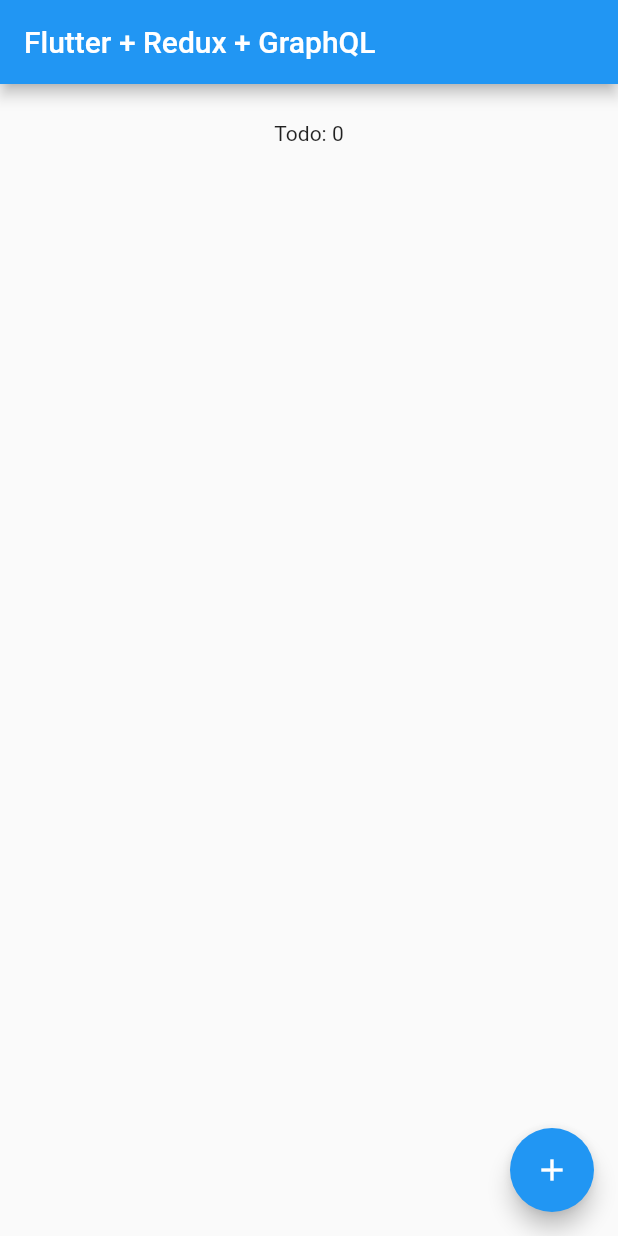
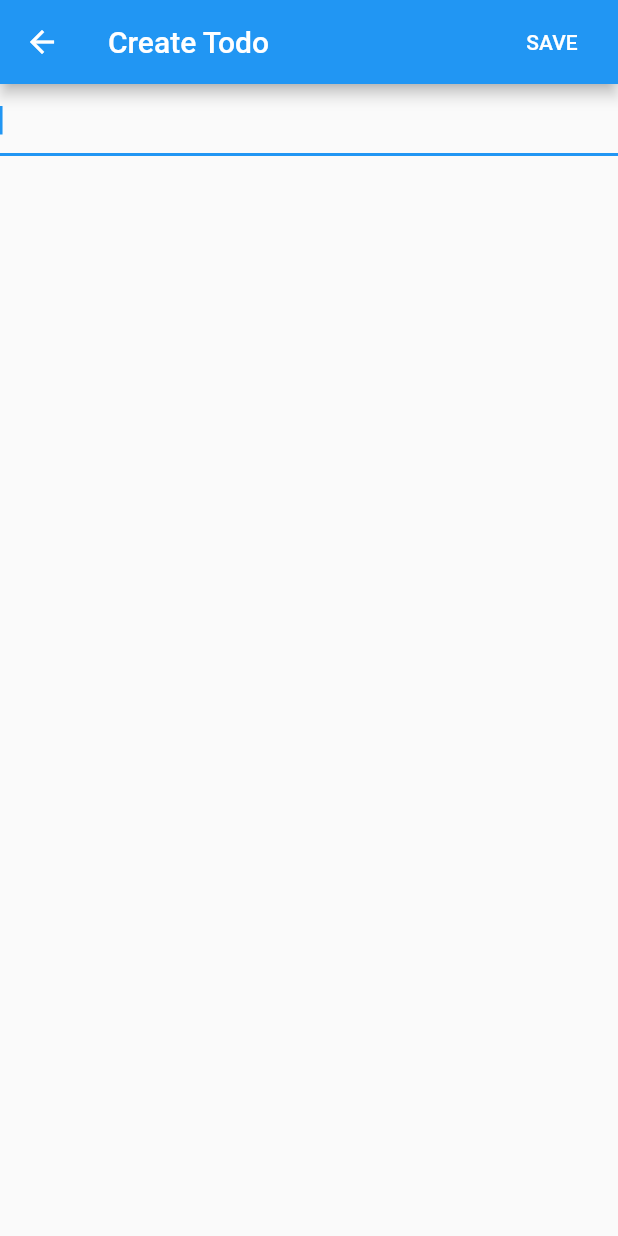
Before and after one commit to oguibueno/flutter_redux_graphql, a Flutter app: the screen it shows after launch, after a tap on the "add" icon, on a phone screen of 412 x 824 dp. Run offline on Flutter 3.47's test engine with Material 2 defaults, Android fonts, the phone set to English and light mode, and no system bars; our stand-ins replace async_redux.

Commit message:
todo create page + update action for done todos

```diff
--- a/lib/business/todos/models/todo_state.dart
+++ b/lib/business/todos/models/todo_state.dart
@@ -5,14 +5,18 @@ class TodoState {
 
   TodoState({this.id, this.title, this.done});
 
-  factory TodoState.initial() {
-    return new TodoState(id: 0, title: '', done: false);
-  }
+  factory TodoState.initial() => new TodoState(id: 0, title: '', done: false);
 
-  TodoState copy(TodoState todo) => TodoState(
-      id: todo.id ?? this.id,
-      title: todo.title ?? this.title,
-      done: todo.done ?? this.done);
+  TodoState copy({
+    int id,
+    String title,
+    bool done,
+  }) =>
+      TodoState(
+        id: id ?? this.id,
+        title: title ?? this.title,
+        done: done ?? this.done,
+      );
 
   @override
   bool operator ==(Object other) =>
--- a/lib/client/todos/todos_connector.dart
+++ b/lib/client/todos/todos_connector.dart
@@ -12,8 +12,11 @@ class TodosConnector extends StatelessWidget {
     return StoreConnector<AppState, TodoModel>(
       distinct: true,
       model: TodoModel(),
-      builder: (BuildContext context, TodoModel vm) =>
-          TodosPage(todoList: vm.todoList, onAdd: vm.onAdd),
+      builder: (BuildContext context, TodoModel vm) => TodosPage(
+        todoList: vm.todoList,
+        onCreate: vm.onCreate,
+        onUpdate: vm.onUpdate,
+      ),
     );
   }
 }
--- /dev/null
+++ b/lib/client/todos/todos_create_page.dart
@@ -0,0 +1,58 @@
+import 'package:flutter/foundation.dart';
+import 'package:flutter/material.dart';
+
+class TodosCreatePage extends StatefulWidget {
+  final Function(String) onCreate;
+
+  TodosCreatePage({Key key, this.onCreate}) : super(key: key);
+
+  @override
+  _TodosCreatePageState createState() => _TodosCreatePageState();
+}
+
+class _TodosCreatePageState extends State<TodosCreatePage> {
+  static final GlobalKey<FormState> _formKey = GlobalKey<FormState>();
+  String _title = '';
+
+  bool _validateAndSave() {
+    final form = _formKey.currentState;
+
+    if (form.validate()) {
+      form.save();
+      return true;
+    }
+
+    return false;
+  }
+
+  @override
+  Widget build(BuildContext context) {
+    return Scaffold(
+      appBar: AppBar(
+        title: Text('Create Todo'),
+        actions: <Widget>[
+          FlatButton(
+            textColor: Colors.white,
+            onPressed: () => {
+              if (_validateAndSave()) widget.onCreate(_title),
+            },
+            child: Text("SAVE"),
+            key: Key("bt_save"),
+            shape: CircleBorder(side: BorderSide(color: Colors.transparent)),
+          ),
+        ],
+      ),
+      body: Form(
+        key: _formKey,
+        child: Container(
+          child: TextFormField(
+            maxLines: 1,
+            keyboardType: TextInputType.text,
+            autofocus: true,
+            onSaved: (value) => _title = value,
+          ),
+        ),
+      ),
+    );
+  }
+}
--- a/lib/client/todos/todos_page.dart
+++ b/lib/client/todos/todos_page.dart
@@ -1,35 +1,67 @@
 import 'package:flutter/foundation.dart';
 import 'package:flutter/material.dart';
 import 'package:flutter_redux_graphql/business/todos/models/todo_state.dart';
-import 'package:async_redux/async_redux.dart';
+import 'package:flutter_redux_graphql/client/todos/todos_create_page.dart';
 
 class TodosPage extends StatelessWidget {
   final List<TodoState> todoList;
-  Function(TodoState) onAdd;
+  final Function(String) onCreate;
+  final Function(int, bool) onUpdate;
 
-  TodosPage({Key key, this.todoList, this.onAdd}) : super(key: key);
+  TodosPage({
+    Key key,
+    this.todoList,
+    this.onCreate,
+    this.onUpdate,
+  }) : super(key: key);
+
+  Card _buildCard(TodoState todo) => Card(
+        elevation: 8.0,
+        child: Container(
+          padding: new EdgeInsets.all(10.0),
+          child: Row(
+            mainAxisAlignment: MainAxisAlignment.spaceBetween,
+            children: <Widget>[
+              Text(todo.title),
+              Checkbox(
+                value: todo.done,
+                onChanged: (value) => onUpdate(
+                  todo.id,
+                  value,
+                ),
+              )
+            ],
+          ),
+        ),
+      );
 
   @override
   Widget build(BuildContext context) {
     return Scaffold(
       appBar: AppBar(title: Text('Flutter + Redux + GraphQL')),
-      body: ListView.builder(
-          padding: const EdgeInsets.all(8.0),
-          itemCount: todoList.length,
-          itemBuilder: (BuildContext context, int index) {
-            return Container(
-              height: 50,
-              child: Center(
-                  child: Text(
-                todoList[index].title,
-              )),
-            );
-          }),
+      body: Stack(
+        children: <Widget>[
+          Container(
+            child: ListView.builder(
+              padding: const EdgeInsets.all(8.0),
+              itemCount: todoList.length,
+              itemBuilder: (BuildContext context, int index) =>
+                  _buildCard(todoList[index]),
+            ),
+          ),
+        ],
+      ),
       floatingActionButton: FloatingActionButton(
-        onPressed: () => onAdd(new TodoState(
-            title: 'Todo: ${todoList.length}',
-            id: (todoList.length + 1),
-            done: false)),
+        onPressed: () => {
+          Navigator.push(
+            context,
+            MaterialPageRoute(
+              builder: (context) => TodosCreatePage(
+                onCreate: onCreate,
+              ),
+            ),
+          ),
+        },
         child: Icon(Icons.add),
       ),
     );
--- a/pubspec.yaml
+++ b/pubspec.yaml
@@ -15,3 +15,6 @@ dev_dependencies:
   flutter_test:
     sdk: flutter
   async_redux: 1.1.2
+
+flutter:
+  uses-material-design: true
```
Also changed, not shown: lib/business/todos/actions/AddAction.dart (+11 -4 lines), lib/business/todos/actions/UpdateAction.dart (added, +19 -0 lines), lib/business/todos/models/todo_model.dart (+12 -4 lines).
